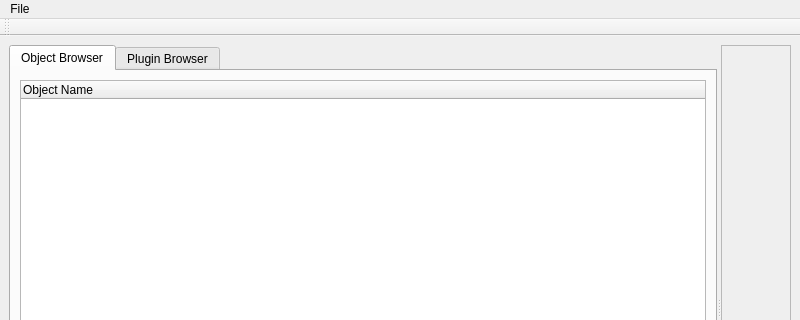
Old version of the form rtUI/rtMainWindow.ui in the repository pengwg/vurtigo; both pictures show x 0 to 800 and y 0 to 320 of the 800 by 600 pixel window.
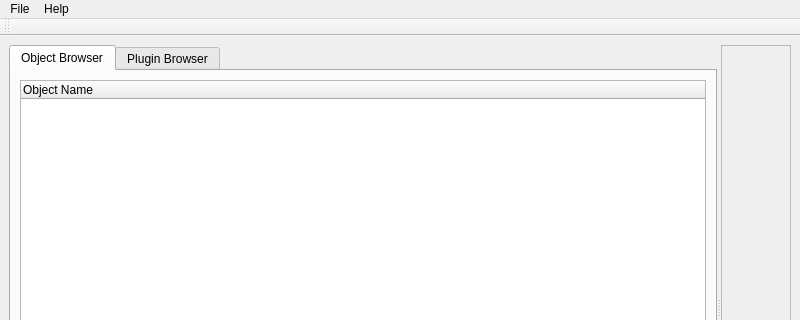
New version of the form.

Patch:
```diff
--- a/rtUI/rtMainWindow.ui
+++ b/rtUI/rtMainWindow.ui
@@ -128,8 +128,16 @@
     <property name="title">
      <string>File</string>
     </property>
+    <addaction name="separator"/>
+    <addaction name="actionQuit"/>
+   </widget>
+   <widget class="QMenu" name="menuHelp">
+    <property name="title">
+     <string>Help</string>
+    </property>
    </widget>
    <addaction name="menuFile"/>
+   <addaction name="menuHelp"/>
   </widget>
   <widget class="QStatusBar" name="statusbar"/>
   <widget class="QToolBar" name="toolBar">
```
Left out of the diff: 28 changed lines with no effect on the pictures.
